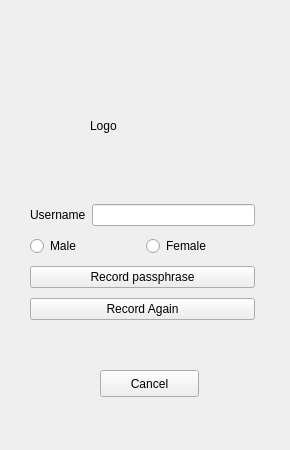
First picture: the form in signin.ui, repository Shuang777/tippi_demo, before the edit.
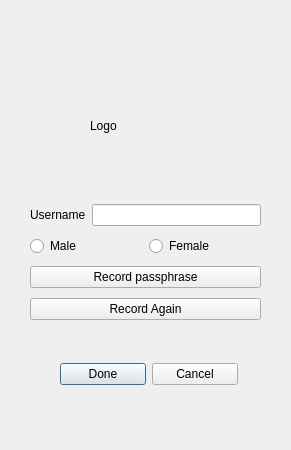
Second picture: the form after the edit.

```diff
--- a/signin.ui
+++ b/signin.ui
@@ -9,7 +9,7 @@
    <rect>
     <x>0</x>
     <y>0</y>
-    <width>290</width>
+    <width>291</width>
     <height>450</height>
    </rect>
   </property>
@@ -29,28 +29,12 @@
     <string>Logo</string>
    </property>
   </widget>
-  <widget class="QPushButton" name="pushButton_3">
-   <property name="geometry">
-    <rect>
-     <x>100</x>
-     <y>370</y>
-     <width>99</width>
-     <height>27</height>
-    </rect>
-   </property>
-   <property name="focusPolicy">
-    <enum>Qt::NoFocus</enum>
-   </property>
-   <property name="text">
-    <string>Cancel</string>
-   </property>
-  </widget>
-  <widget class="QWidget" name="">
+  <widget class="QWidget" name="layoutWidget">
    <property name="geometry">
     <rect>
      <x>30</x>
      <y>200</y>
-     <width>225</width>
+     <width>231</width>
      <height>127</height>
     </rect>
    </property>
@@ -109,8 +93,37 @@
     </item>
    </layout>
   </widget>
-  <zorder>label</zorder>
-  <zorder>lineEdit</zorder>
+  <widget class="QWidget" name="layoutWidget">
+   <property name="geometry">
+    <rect>
+     <x>60</x>
+     <y>360</y>
+     <width>178</width>
+     <height>29</height>
+    </rect>
+   </property>
+   <layout class="QHBoxLayout" name="horizontalLayout_3">
+    <item>
+     <widget class="QPushButton" name="doneButton">
+      <property name="text">
+       <string>Done</string>
+      </property>
+     </widget>
+    </item>
+    <item>
+     <widget class="QPushButton" name="cancelButton">
+      <property name="focusPolicy">
+       <enum>Qt::NoFocus</enum>
+      </property>
+      <property name="text">
+       <string>Cancel</string>
+      </property>
+     </widget>
+    </item>
+   </layout>
+  </widget>
+  <zorder>layoutWidget</zorder>
+  <zorder>layoutWidget</zorder>
   <zorder>logo</zorder>
   <zorder>pushButton</zorder>
   <zorder>pushButton_2</zorder>
```
Left out of the diff: 13 changed lines with no effect on the pictures.
